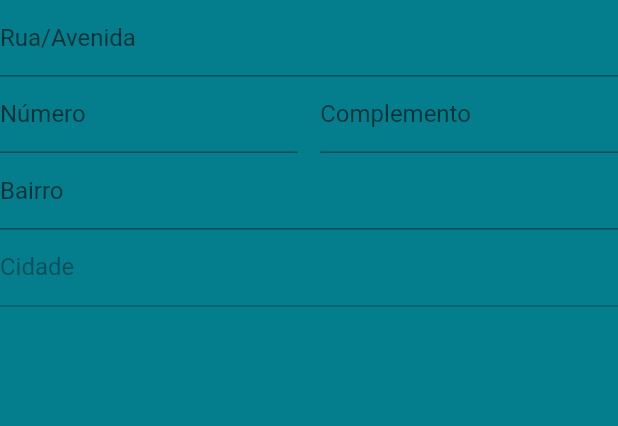
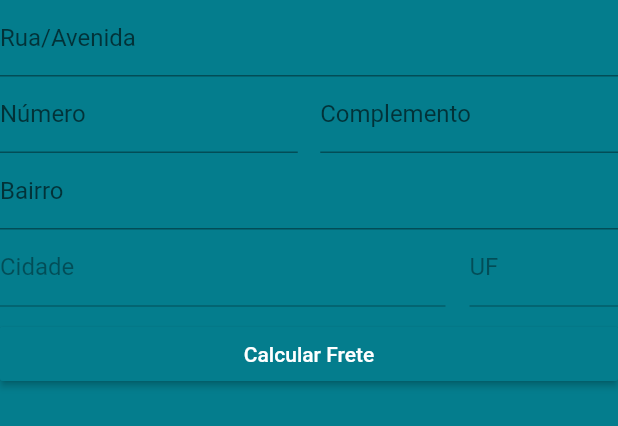
Before and after one commit to Cristiano-Silva-Ferreira/Loja-Flutter, a Flutter app: the AddressInputField widget shown alone on an empty page, opened directly with empty values, on a phone screen of 412 x 824 dp. Shown: the top 426 px of the screen. Run offline on Flutter 3.47's test engine with Material 2 defaults, Android fonts, the phone set to English and light mode, and no system bars; our stand-ins replace brasil_fields, carousel_pro, cloud_firestore, dio, firebase_auth, firebase_storage and 3 more; missing offline and left inert: alphabet_list_scroll_view; accounts and stored records are empty.

Commit message:
Botão Calcular frente

```diff
--- a/lib/screens/address/components/address_input_field.dart
+++ b/lib/screens/address/components/address_input_field.dart
@@ -9,11 +9,15 @@ class AddressInputField extends StatelessWidget {
 
   @override
   Widget build(BuildContext context) {
+    final primaryColor = Theme.of(context).primaryColor;
+
     // Validador dos compos do endereço
     String emptyValidator(String text) =>
         text.isEmpty ? 'Campo obrigatório' : null;
 
-    return Column(
+    return GestureDetector(
+      child: Column(
+        crossAxisAlignment: CrossAxisAlignment.stretch,
         children: <Widget>[
           // Campo da Rua
           TextFormField(
@@ -86,10 +90,55 @@ class AddressInputField extends StatelessWidget {
                       labelText: 'Cidade',
                       hintText: 'Rio de Janeiro'),
                 ),
+              ),
+              const SizedBox(
+                width: 16,
+              ),
+              Expanded(
+                // Campo da UF do Estado
+                child: TextFormField(
+                  autocorrect: false,
+                  enabled: false,
+                  textCapitalization: TextCapitalization.characters,
+                  initialValue: address.state,
+                  decoration: const InputDecoration(
+                    isDense: true,
+                    labelText: 'UF',
+                    hintText: 'RJ',
+                    counterText: '',
+                  ),
+                  maxLength: 2,
+                  validator: (e) {
+                    // Verificando se o campo foi preenchido
+                    if (e.isEmpty) {
+                      return 'Campo obrigatório';
+                    } else if (e.length != 2) {
+                      return 'Inválido';
+                    }
+                    return null;
+                  },
+                  onSaved: (t) => address.state = t,
+                ),
               )
             ],
+          ),
+
+          const SizedBox(
+            height: 8,
+          ),
+
+          // Botão Calcular Frete
+          RaisedButton(
+            color: primaryColor,
+            disabledColor: primaryColor.withAlpha(100),
+            textColor: Colors.white,
+            onPressed: () {
+              FocusScope.of(context).requestFocus(FocusNode());
+            },
+            child: const Text('Calcular Frete'),
           )
         ],
+      ),
     );
   }
 }
```
Lines whose indentation alone changed are shown as unchanged.
